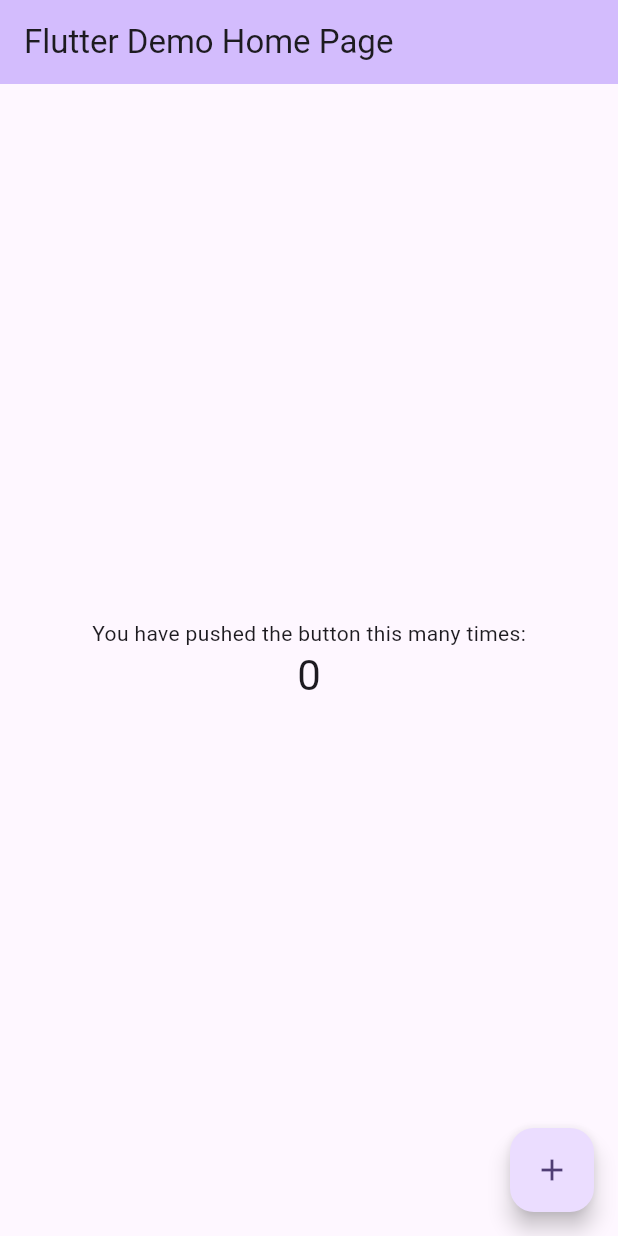
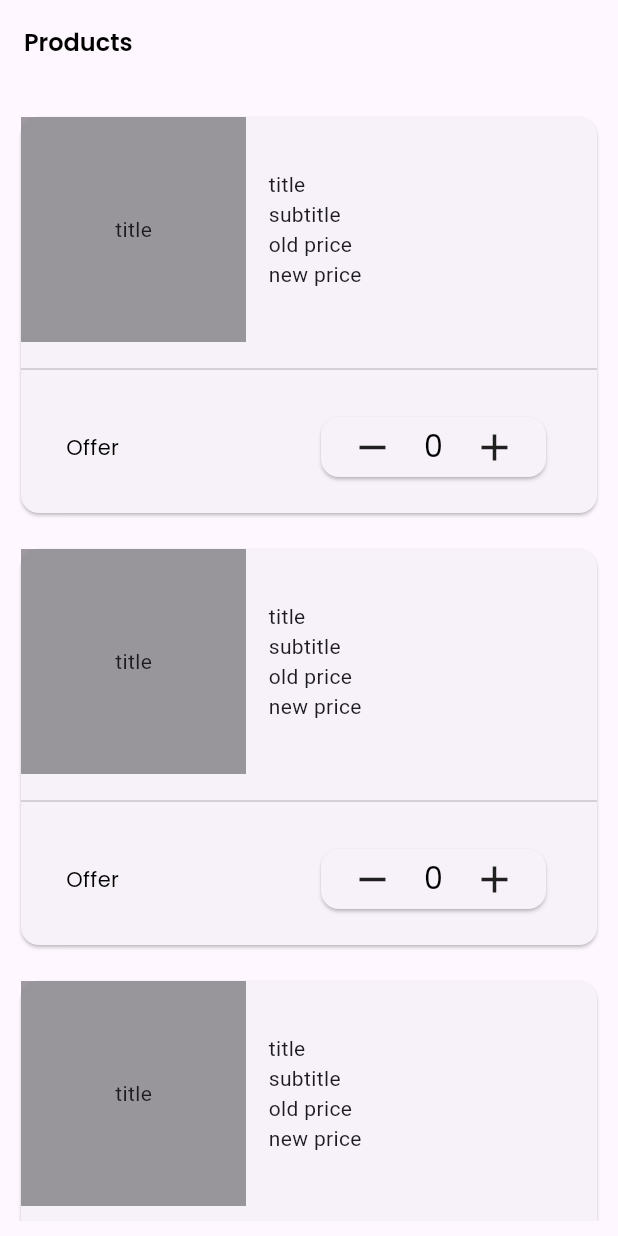
Before and after one commit to Akshay-Panika/Shopping-cart-app, a Flutter app: the screen it shows after launch, on a phone screen of 412 x 824 dp. Run offline on Flutter 3.47's test engine with Material 3 defaults, Android fonts, the phone set to English and light mode, and no system bars; our stand-ins replace google_fonts.

Commit message:
Shopping cart app

```diff
--- a/lib/main.dart
+++ b/lib/main.dart
@@ -1,4 +1,5 @@
 import 'package:flutter/material.dart';
+import 'package:shopping_cart_app/screen_folder/product_screen.dart';
 
 void main() {
   runApp(const MyApp());
@@ -7,119 +8,11 @@ void main() {
 class MyApp extends StatelessWidget {
   const MyApp({super.key});
 
-  // This widget is the root of your application.
   @override
   Widget build(BuildContext context) {
-    return MaterialApp(
-      title: 'Flutter Demo',
-      theme: ThemeData(
-        // This is the theme of your application.
-        //
-        // TRY THIS: Try running your application with "flutter run". You'll see
-        // the application has a purple toolbar. Then, without quitting the app,
-        // try changing the seedColor in the colorScheme below to Colors.green
-        // and then invoke "hot reload" (save your changes or press the "hot
-        // reload" button in a Flutter-supported IDE, or press "r" if you used
-        // the command line to start the app).
-        //
-        // Notice that the counter didn't reset back to zero; the application
-        // state is not lost during the reload. To reset the state, use hot
-        // restart instead.
-        //
-        // This works for code too, not just values: Most code changes can be
-        // tested with just a hot reload.
-        colorScheme: ColorScheme.fromSeed(seedColor: Colors.deepPurple),
-        useMaterial3: true,
-      ),
-      home: const MyHomePage(title: 'Flutter Demo Home Page'),
+    return const MaterialApp(
+      debugShowCheckedModeBanner: false,
+      home: ProductScreen(),
     );
   }
 }
-
-class MyHomePage extends StatefulWidget {
-  const MyHomePage({super.key, required this.title});
-
-  // This widget is the home page of your application. It is stateful, meaning
-  // that it has a State object (defined below) that contains fields that affect
-  // how it looks.
-
-  // This class is the configuration for the state. It holds the values (in this
-  // case the title) provided by the parent (in this case the App widget) and
-  // used by the build method of the State. Fields in a Widget subclass are
-  // always marked "final".
-
-  final String title;
-
-  @override
-  State<MyHomePage> createState() => _MyHomePageState();
-}
-
-class _MyHomePageState extends State<MyHomePage> {
-  int _counter = 0;
-
-  void _incrementCounter() {
-    setState(() {
-      // This call to setState tells the Flutter framework that something has
-      // changed in this State, which causes it to rerun the build method below
-      // so that the display can reflect the updated values. If we changed
-      // _counter without calling setState(), then the build method would not be
-      // called again, and so nothing would appear to happen.
-      _counter++;
-    });
-  }
-
-  @override
-  Widget build(BuildContext context) {
-    // This method is rerun every time setState is called, for instance as done
-    // by the _incrementCounter method above.
-    //
-    // The Flutter framework has been optimized to make rerunning build methods
-    // fast, so that you can just rebuild anything that needs updating rather
-    // than having to individually change instances of widgets.
-    return Scaffold(
-      appBar: AppBar(
-        // TRY THIS: Try changing the color here to a specific color (to
-        // Colors.amber, perhaps?) and trigger a hot reload to see the AppBar
-        // change color while the other colors stay the same.
-        backgroundColor: Theme.of(context).colorScheme.inversePrimary,
-        // Here we take the value from the MyHomePage object that was created by
-        // the App.build method, and use it to set our appbar title.
-        title: Text(widget.title),
-      ),
-      body: Center(
-        // Center is a layout widget. It takes a single child and positions it
-        // in the middle of the parent.
-        child: Column(
-          // Column is also a layout widget. It takes a list of children and
-          // arranges them vertically. By default, it sizes itself to fit its
-          // children horizontally, and tries to be as tall as its parent.
-          //
-          // Column has various properties to control how it sizes itself and
-          // how it positions its children. Here we use mainAxisAlignment to
-          // center the children vertically; the main axis here is the vertical
-          // axis because Columns are vertical (the cross axis would be
-          // horizontal).
-          //
-          // TRY THIS: Invoke "debug painting" (choose the "Toggle Debug Paint"
-          // action in the IDE, or press "p" in the console), to see the
-          // wireframe for each widget.
-          mainAxisAlignment: MainAxisAlignment.center,
-          children: <Widget>[
-            const Text(
-              'You have pushed the button this many times:',
-            ),
-            Text(
-              '$_counter',
-              style: Theme.of(context).textTheme.headlineMedium,
-            ),
-          ],
-        ),
-      ),
-      floatingActionButton: FloatingActionButton(
-        onPressed: _incrementCounter,
-        tooltip: 'Increment',
-        child: const Icon(Icons.add),
-      ), // This trailing comma makes auto-formatting nicer for build methods.
-    );
-  }
-}
--- /dev/null
+++ b/lib/screen_folder/product_screen.dart
@@ -0,0 +1,114 @@
+import 'package:flutter/cupertino.dart';
+import 'package:flutter/material.dart';
+import 'package:flutter/widgets.dart';
+import 'package:shopping_cart_app/widget_folder/height_width.dart';
+
+import '../widget_folder/textstyle_widget.dart';
+
+class ProductScreen extends StatefulWidget {
+  const ProductScreen({super.key});
+
+  @override
+  State<ProductScreen> createState() => _ProductScreenState();
+}
+
+class _ProductScreenState extends State<ProductScreen> {
+  @override
+  Widget build(BuildContext context) {
+    return Scaffold(
+      appBar: AppBar(
+        title: const Text("Products"),
+        titleTextStyle: textStyle16(fontWeight: FontWeight.w600),
+      ),
+
+      body: Padding(
+        padding: const EdgeInsets.all(10.0),
+        child: ListView.builder(
+          itemBuilder: (context, index) {
+          return  Padding(
+            padding: const EdgeInsets.symmetric(vertical: 8.0),
+            child: Card(
+              child: Column(
+                children: [
+                  Row(
+                    children: [
+
+                      // Image container
+                      Container(
+                        color: Colors.black38,
+                        height: 150,width: 150,
+                        child: const Center(child: Text("title")),
+                      ),
+
+
+
+                      // Product data
+                      const Expanded(
+                        child: Padding(
+                          padding: EdgeInsets.only(left: 15.0),
+                          child: Column(
+                          crossAxisAlignment: CrossAxisAlignment.start,
+                          children: [
+                            Text("title"),
+                            Text("subtitle"),
+                            Text("old price"),
+                            Text("new price"),
+                          ],
+                                            ),
+                        ) ),
+                    ],
+                  ),
+
+                  10.height,
+                  const Divider(),
+
+
+                  // Add to cart function
+                   Padding(
+                    padding: const EdgeInsets.symmetric(horizontal: 30.0, vertical: 20),
+                    child: Row(
+                      mainAxisAlignment: MainAxisAlignment.spaceBetween,
+                      children: [
+
+                        // Offer text
+                        Text("Offer", style: textStyle14(),),
+
+                        // Add to cart
+                        Card(
+                          child: SizedBox(
+                            width: 150,height: 40,
+                            child: Row(
+                              mainAxisAlignment: MainAxisAlignment.spaceEvenly,
+                              children: [
+
+                                const InkWell(
+                                  child: Icon(Icons.remove, size: 30,),
+                                ),
+
+
+
+                                Text("0", style: textStyle20(),),
+
+
+                                const InkWell(
+                                  child: Icon(Icons.add, size: 30,),
+                                ),
+
+
+                              ],
+                            ),
+                          ),),
+                      ],
+                    ),
+                  ),
+
+
+                ],
+              ),
+            ),
+          );
+        },),
+      ),
+    );
+  }
+}
--- /dev/null
+++ b/lib/widget_folder/height_width.dart
@@ -0,0 +1,6 @@
+import 'package:flutter/cupertino.dart';
+
+extension SizeBox on num{
+  SizedBox get height => SizedBox(height: toDouble(),);
+  SizedBox get width => SizedBox(width: toDouble(),);
+}
--- /dev/null
+++ b/lib/widget_folder/textstyle_widget.dart
@@ -0,0 +1,29 @@
+
+
+import 'package:flutter/material.dart';
+import 'package:flutter/src/painting/text_style.dart';
+import 'package:google_fonts/google_fonts.dart';
+
+ TextStyle textStyle14({Color? color, FontWeight? fontWeight}){
+   return GoogleFonts.poppins(
+     color: color ?? Colors.black, fontSize: 14, fontWeight: fontWeight ?? FontWeight.normal
+   );
+ }
+
+TextStyle textStyle16({Color? color, FontWeight? fontWeight}){
+  return GoogleFonts.poppins(
+      color: color ?? Colors.black, fontSize: 16, fontWeight: fontWeight ?? FontWeight.normal
+  );
+}
+
+TextStyle textStyle18({Color? color, FontWeight? fontWeight}){
+  return GoogleFonts.poppins(
+      color: color ?? Colors.black, fontSize: 18, fontWeight: fontWeight ?? FontWeight.normal
+  );
+}
+
+TextStyle textStyle20({Color? color, FontWeight? fontWeight}){
+  return GoogleFonts.poppins(
+      color: color ?? Colors.black, fontSize: 20, fontWeight: fontWeight ?? FontWeight.normal
+  );
+}
--- a/pubspec.yaml
+++ b/pubspec.yaml
@@ -35,6 +35,7 @@ dependencies:
   # The following adds the Cupertino Icons font to your application.
   # Use with the CupertinoIcons class for iOS style icons.
   cupertino_icons: ^1.0.6
+  google_fonts: ^6.2.1
 
 dev_dependencies:
   flutter_test:
```
Also changed, not shown: pubspec.lock, 1 other file.
